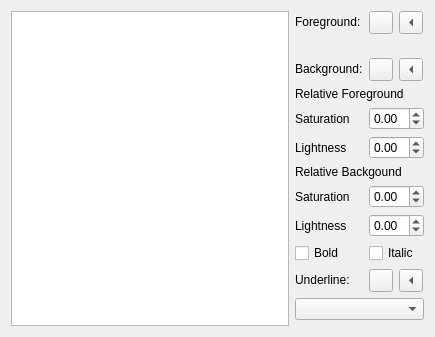
First picture: the form in src/plugins/texteditor/colorschemeedit.ui, repository qt-creator/qt-creator, before the edit.
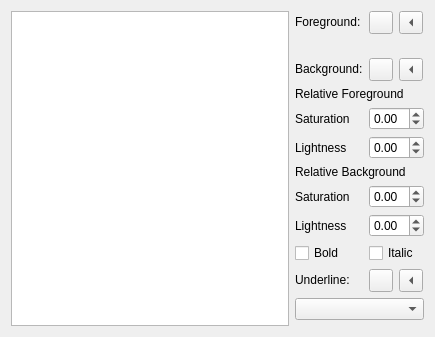
Second picture: the form after the edit.

Commit message:
Text editor: Fix typo in UI text: Backgound > Background
This typo also exists in a couple of places in code:
FormEditorWidget::changeBackgound(const QColor &color)

What changed in the file:
```diff
--- a/src/plugins/texteditor/colorschemeedit.ui
+++ b/src/plugins/texteditor/colorschemeedit.ui
@@ -259,7 +259,7 @@
    <item row="8" column="2" colspan="2">
     <widget class="QLabel" name="relativeBackgroundLabel">
      <property name="text">
-      <string>Relative Backgound</string>
+      <string>Relative Background</string>
      </property>
     </widget>
    </item>
```
